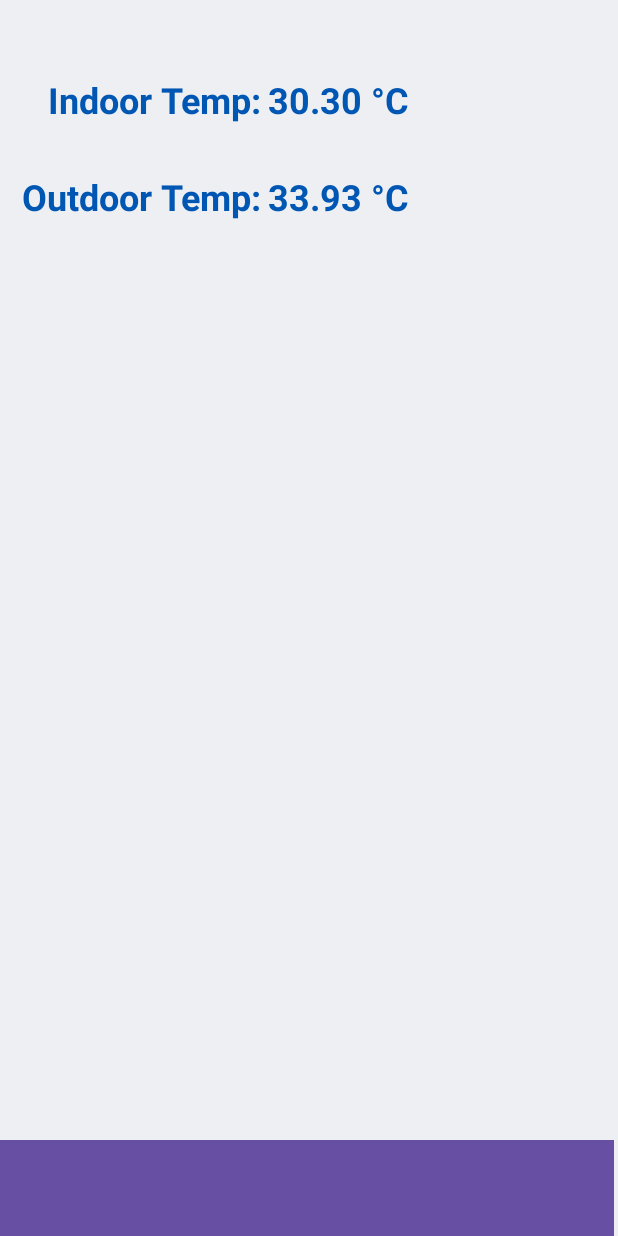
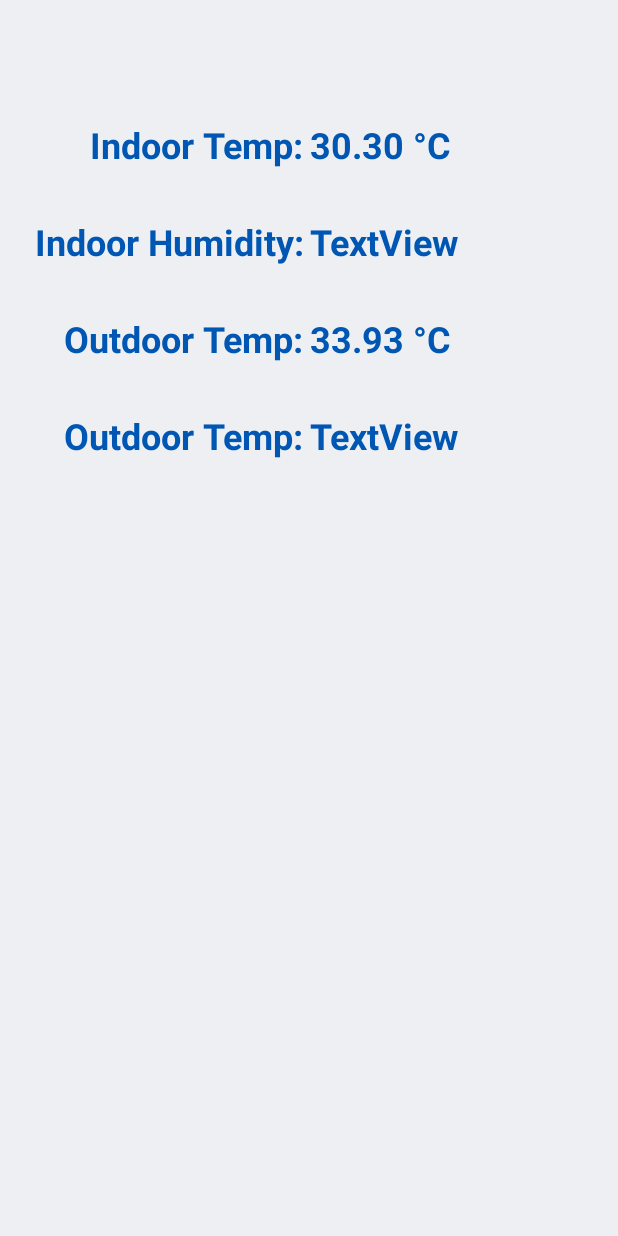
Before and after one commit to LoRaWANMobileAPP/TestSensorData, an Android app: the screen it shows after launch (MainActivity), on a phone screen of 412 x 824 dp. Run offline under Robolectric (Android 15) with nearby library versions, the phone set to English and light mode, and no system bars.

Commit message:
Minor Updates

```diff
--- a/app/src/main/java/com/example/testsensordata/MainActivity.kt
+++ b/app/src/main/java/com/example/testsensordata/MainActivity.kt
@@ -45,4 +45,8 @@ class MainActivity : AppCompatActivity() {
         return sensor
 
     }
+    private fun DoorSim(): Int{
+
+        return TODO("Provide the return value")
+    }
 }
--- a/app/src/main/res/layout/activity_main.xml
+++ b/app/src/main/res/layout/activity_main.xml
@@ -7,6 +7,40 @@
     tools:context=".MainActivity">
 
     <TextView
+        android:id="@+id/tvOutdoorSensorLabel2"
+        android:layout_width="wrap_content"
+        android:layout_height="wrap_content"
+        android:layout_marginTop="32dp"
+        android:text="Outdoor Temp:"
+        android:textSize="24sp"
+        android:textStyle="bold"
+        app:layout_constraintEnd_toEndOf="@+id/tvOutdoorSensorLabel"
+        app:layout_constraintTop_toBottomOf="@+id/tvOutdoorSensorLabel" />
+
+    <TextView
+        android:id="@+id/tvHumIn"
+        android:layout_width="wrap_content"
+        android:layout_height="wrap_content"
+        android:layout_marginStart="4dp"
+        android:layout_marginTop="32dp"
+        android:text="TextView"
+        android:textSize="24sp"
+        android:textStyle="bold"
+        app:layout_constraintStart_toEndOf="@+id/tvIndoorSensorHumLabel"
+        app:layout_constraintTop_toBottomOf="@+id/tvSensorData" />
+
+    <TextView
+        android:id="@+id/tvIndoorSensorHumLabel"
+        android:layout_width="wrap_content"
+        android:layout_height="wrap_content"
+        android:layout_marginTop="32dp"
+        android:text="Indoor Humidity:"
+        android:textSize="24sp"
+        android:textStyle="bold"
+        app:layout_constraintEnd_toEndOf="@+id/tvIndoorSensorLabel"
+        app:layout_constraintTop_toBottomOf="@+id/tvIndoorSensorLabel" />
+
+    <TextView
         android:id="@+id/tvOutdoorSensorLabel"
         android:layout_width="wrap_content"
         android:layout_height="wrap_content"
@@ -14,20 +48,8 @@
         android:text="Outdoor Temp:"
         android:textSize="24sp"
         android:textStyle="bold"
-        app:layout_constraintEnd_toEndOf="@+id/tvIndoorSensorLabel"
-        app:layout_constraintTop_toBottomOf="@+id/tvIndoorSensorLabel" />
-
-    <TextView
-        android:id="@+id/tvIndoorSensorLabel"
-        android:layout_width="wrap_content"
-        android:layout_height="wrap_content"
-        android:layout_marginStart="32dp"
-        android:layout_marginTop="50dp"
-        android:text="Indoor Temp:"
-        android:textSize="24sp"
-        android:textStyle="bold"
-        app:layout_constraintStart_toStartOf="parent"
-        app:layout_constraintTop_toTopOf="parent" />
+        app:layout_constraintEnd_toEndOf="@+id/tvIndoorSensorHumLabel"
+        app:layout_constraintTop_toBottomOf="@+id/tvIndoorSensorHumLabel" />
 
     <TextView
         android:id="@+id/tvTempOut"
@@ -39,28 +61,41 @@
         android:textSize="24sp"
         android:textStyle="bold"
         app:layout_constraintStart_toEndOf="@+id/tvOutdoorSensorLabel"
-        app:layout_constraintTop_toBottomOf="@+id/tvSensorData" />
+        app:layout_constraintTop_toBottomOf="@+id/tvHumIn" />
+
+    <TextView
+        android:id="@+id/tvIndoorSensorLabel"
+        android:layout_width="wrap_content"
+        android:layout_height="wrap_content"
+        android:layout_marginStart="60dp"
+        android:layout_marginTop="80dp"
+        android:text="Indoor Temp:"
+        android:textSize="24sp"
+        android:textStyle="bold"
+        app:layout_constraintStart_toStartOf="parent"
+        app:layout_constraintTop_toTopOf="parent" />
 
     <TextView
         android:id="@+id/tvSensorData"
         android:layout_width="wrap_content"
         android:layout_height="wrap_content"
         android:layout_marginStart="4dp"
-        android:layout_marginTop="50dp"
         android:text="TextView"
         android:textSize="24sp"
         android:textStyle="bold"
         app:layout_constraintStart_toEndOf="@+id/tvIndoorSensorLabel"
-        app:layout_constraintTop_toTopOf="parent" />
+        app:layout_constraintTop_toTopOf="@+id/tvIndoorSensorLabel" />
 
-    <androidx.appcompat.widget.Toolbar
-        android:id="@+id/toolbar"
-        android:layout_width="409dp"
+    <TextView
+        android:id="@+id/textView4"
+        android:layout_width="wrap_content"
         android:layout_height="wrap_content"
-        android:background="?attr/colorPrimary"
-        android:minHeight="?attr/actionBarSize"
-        android:theme="?attr/actionBarTheme"
-        app:layout_constraintBottom_toBottomOf="parent"
-        tools:layout_editor_absoluteX="1dp" />
+        android:layout_marginStart="4dp"
+        android:layout_marginTop="32dp"
+        android:text="TextView"
+        android:textSize="24sp"
+        android:textStyle="bold"
+        app:layout_constraintStart_toEndOf="@+id/tvOutdoorSensorLabel2"
+        app:layout_constraintTop_toBottomOf="@+id/tvTempOut" />
 
 </androidx.constraintlayout.widget.ConstraintLayout>
```
